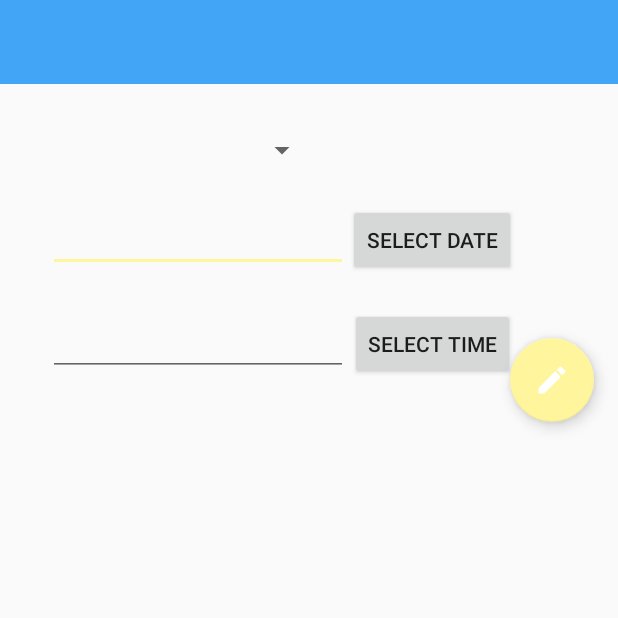
After one commit to clophie/DayLight, an Android app: the TrackHabitActivity screen opened directly, with no data from a screen before it, on a phone screen of 412 x 824 dp, the top half of it. The commit adds this screen. Run offline under Robolectric (Android 15) with nearby library versions, the phone set to English and light mode, and no system bars; our stand-ins replace Room's generated code; 2 statements that could not run were skipped.

Commit message:
Added habit tracking activity

```diff
--- a/app/src/main/AndroidManifest.xml
+++ b/app/src/main/AndroidManifest.xml
@@ -18,6 +18,7 @@
         </activity>
         <activity android:name="com.example.daylight.habitdetail.HabitDetailActivity" />
         <activity android:name="com.example.daylight.addedithabit.AddEditHabitActivity" />
+        <activity android:name="com.example.daylight.trackhabit.TrackHabitActivity" />
         <activity
             android:name="com.example.daylight.statistics.StatisticsActivity"
             android:parentActivityName=".habits.HabitsActivity"
--- a/app/src/main/java/com/example/daylight/habits/HabitsContract.kt
+++ b/app/src/main/java/com/example/daylight/habits/HabitsContract.kt
@@ -18,6 +18,8 @@ interface  HabitsContract {
         fun showHabits(habits: List<Habit>)
 
         fun showAddHabit()
+
+        fun showTrackHabit()
 
         fun showHabitDetailsUi(habitId: String)
 
@@ -56,6 +58,8 @@ interface  HabitsContract {
 
         fun addNewHabit()
 
+        fun trackHabit()
+
         fun openHabitDetails(requestedHabit: Habit)
 
         fun completeHabit(completedHabit: Habit)
--- a/app/src/main/java/com/example/daylight/habits/HabitsFragment.kt
+++ b/app/src/main/java/com/example/daylight/habits/HabitsFragment.kt
@@ -14,6 +14,7 @@ import com.example.daylight.data.source.HabitsRepository
 import com.example.daylight.data.source.local.DaylightDatabase
 import com.example.daylight.data.source.local.HabitsLocalDataSource
 import com.example.daylight.habitdetail.HabitDetailActivity
+import com.example.daylight.trackhabit.TrackHabitActivity
 import com.example.daylight.util.AppExecutors
 import com.example.daylight.util.showSnackBar
 import com.github.clans.fab.FloatingActionButton
@@ -108,10 +109,15 @@ class HabitsFragment : Fragment(), HabitsContract.View {
 
         }
 
-        // Set up floating action button
+        // Set up floating action buttons
         requireActivity().findViewById<FloatingActionButton>(R.id.fab_add_habit).apply {
             setOnClickListener { presenter.addNewHabit() }
         }
+
+        requireActivity().findViewById<FloatingActionButton>(R.id.fab_track_habit).apply {
+            setOnClickListener { presenter.trackHabit() }
+        }
+
         setHasOptionsMenu(true)
 
         return root
@@ -203,6 +209,11 @@ class HabitsFragment : Fragment(), HabitsContract.View {
         startActivityForResult(intent, AddEditHabitActivity.REQUEST_ADD_HABIT)
     }
 
+    override fun showTrackHabit() {
+        val intent = Intent(context, TrackHabitActivity::class.java)
+        startActivityForResult(intent, TrackHabitActivity.REQUEST_TRACK_HABIT)
+    }
+
     override fun showHabitDetailsUi(habitId: String) {
         // in it's own Activity, since it makes more sense that way and it gives us the flexibility
         // to show some Intent stubbing.
--- a/app/src/main/java/com/example/daylight/habits/HabitsPresenter.kt
+++ b/app/src/main/java/com/example/daylight/habits/HabitsPresenter.kt
@@ -131,6 +131,10 @@ class HabitsPresenter(
         habitsView.showAddHabit()
     }
 
+    override fun trackHabit() {
+        habitsView.showTrackHabit()
+    }
+
     override fun openHabitDetails(requestedHabit: Habit) {
         habitsView.showHabitDetailsUi(requestedHabit.id)
     }
--- /dev/null
+++ b/app/src/main/java/com/example/daylight/trackhabit/TrackHabitActivity.kt
@@ -0,0 +1,39 @@
+package com.example.daylight.trackhabit
+
+import android.os.Bundle
+import androidx.appcompat.app.AppCompatActivity
+import com.example.daylight.R
+import com.example.daylight.data.source.HabitsRepository
+import com.example.daylight.data.source.local.DaylightDatabase
+import com.example.daylight.data.source.local.HabitsLocalDataSource
+import com.example.daylight.util.AppExecutors
+import com.example.daylight.util.replaceFragmentInActivity
+
+class TrackHabitActivity : AppCompatActivity() {
+
+    override fun onCreate(savedInstanceState: Bundle?) {
+        super.onCreate(savedInstanceState)
+
+        setContentView(R.layout.trackhabit_act)
+
+        val trackHabitFragment = supportFragmentManager
+            .findFragmentById(R.id.contentFrame) as TrackHabitFragment? ?:
+        TrackHabitFragment.newInstance().also {
+            replaceFragmentInActivity(it, R.id.contentFrame)
+        }
+
+        val database = DaylightDatabase.getInstance(applicationContext)
+        val repo = HabitsRepository.getInstance(HabitsLocalDataSource.getInstance(AppExecutors(), database.habitDao(), database.habitTrackingDao()))
+
+        TrackHabitPresenter(repo, trackHabitFragment)
+    }
+
+    override fun onSupportNavigateUp(): Boolean {
+        onBackPressed()
+        return true
+    }
+
+    companion object {
+        const val REQUEST_TRACK_HABIT = 1
+    }
+}
--- /dev/null
+++ b/app/src/main/java/com/example/daylight/trackhabit/TrackHabitContract.kt
@@ -0,0 +1,16 @@
+package com.example.daylight.trackhabit
+
+import com.example.daylight.BasePresenter
+import com.example.daylight.BaseView
+
+interface TrackHabitContract {
+
+    interface View : BaseView<Presenter> {
+
+    }
+
+    interface Presenter : BasePresenter {
+
+        fun submitTracking()
+    }
+}
--- /dev/null
+++ b/app/src/main/java/com/example/daylight/trackhabit/TrackHabitFragment.kt
@@ -0,0 +1,42 @@
+package com.example.daylight.trackhabit
+
+import android.os.Bundle
+import android.view.LayoutInflater
+import android.view.View
+import android.view.ViewGroup
+import androidx.fragment.app.Fragment
+import com.example.daylight.R
+import com.google.android.material.floatingactionbutton.FloatingActionButton
+
+/**
+ * Main UI for the track habit screen.
+ */
+class TrackHabitFragment : Fragment(), TrackHabitContract.View {
+
+    override lateinit var presenter: TrackHabitContract.Presenter
+
+    override fun onCreateView(
+        inflater: LayoutInflater,
+        container: ViewGroup?,
+        savedInstanceState: Bundle?
+    ): View? {
+        val root = inflater.inflate(R.layout.trackhabit_frag, container, false)
+        setHasOptionsMenu(true)
+        with(root) {
+        }
+
+        // Set up floating action button
+        activity?.findViewById<FloatingActionButton>(R.id.fab_confirm_track_habit)?.setOnClickListener {
+            presenter.submitTracking()
+        }
+
+        return root
+    }
+
+    companion object {
+
+        fun newInstance() =
+            TrackHabitFragment().apply {
+            }
+    }
+}
--- /dev/null
+++ b/app/src/main/java/com/example/daylight/trackhabit/TrackHabitPresenter.kt
@@ -0,0 +1,27 @@
+package com.example.daylight.trackhabit
+
+import com.example.daylight.data.source.HabitsRepository
+
+/**
+ * Listens to user actions from the UI ([TrackHabitFragment]), retrieves the data and updates
+ * the UI as required.
+ */
+class TrackHabitPresenter(
+    private val habitsRepository: HabitsRepository,
+    private val trackHabitView: TrackHabitContract.View
+) : TrackHabitContract.Presenter {
+
+    init {
+        trackHabitView.presenter = this
+    }
+
+    override fun submitTracking() {
+        TODO("Not yet implemented")
+    }
+
+    override fun start() {
+        TODO("Not yet implemented")
+    }
+
+
+}
--- /dev/null
+++ b/app/src/main/res/layout/trackhabit_act.xml
@@ -0,0 +1,48 @@
+<?xml version="1.0" encoding="utf-8"?>
+<androidx.constraintlayout.widget.ConstraintLayout xmlns:android="http://schemas.android.com/apk/res/android"
+    xmlns:app="http://schemas.android.com/apk/res-auto"
+    xmlns:tools="http://schemas.android.com/tools"
+    android:id="@+id/linearLayout3"
+    android:layout_width="match_parent"
+    android:layout_height="match_parent"
+    tools:context=".trackhabit.TrackHabitActivity">
+
+    <androidx.appcompat.widget.Toolbar
+        android:id="@+id/toolbar"
+        android:layout_width="0dp"
+        android:layout_height="wrap_content"
+        android:background="?attr/colorPrimary"
+        android:minHeight="?attr/actionBarSize"
+        android:theme="@style/Toolbar"
+        app:layout_constraintEnd_toEndOf="parent"
+        app:layout_constraintStart_toStartOf="parent"
+        app:layout_constraintTop_toTopOf="parent"
+        app:popupTheme="@style/ThemeOverlay.AppCompat.Light" />
+
+    <androidx.coordinatorlayout.widget.CoordinatorLayout
+        android:id="@+id/coordinatorLayout"
+        android:layout_width="0dp"
+        android:layout_height="0dp"
+        app:layout_constraintBottom_toBottomOf="parent"
+        app:layout_constraintEnd_toEndOf="parent"
+        app:layout_constraintStart_toStartOf="parent"
+        app:layout_constraintTop_toBottomOf="@+id/toolbar">
+
+        <FrameLayout
+            android:id="@+id/contentFrame"
+            android:layout_width="wrap_content"
+            android:layout_height="wrap_content" />
+
+        <com.google.android.material.floatingactionbutton.FloatingActionButton
+            android:id="@+id/fab_confirm_track_habit"
+            android:layout_width="wrap_content"
+            android:layout_height="wrap_content"
+            android:layout_marginEnd="16dp"
+            android:layout_marginBottom="16dp"
+            android:src="@drawable/ic_edit"
+            app:fabSize="normal"
+            app:layout_anchor="@id/contentFrame"
+            app:layout_anchorGravity="bottom|right|end" />
+
+    </androidx.coordinatorlayout.widget.CoordinatorLayout>
+</androidx.constraintlayout.widget.ConstraintLayout>
--- /dev/null
+++ b/app/src/main/res/layout/trackhabit_frag.xml
@@ -0,0 +1,74 @@
+<?xml version="1.0" encoding="utf-8"?>
+
+<androidx.constraintlayout.widget.ConstraintLayout
+    xmlns:android="http://schemas.android.com/apk/res/android"
+    xmlns:app="http://schemas.android.com/apk/res-auto"
+    android:layout_width="match_parent"
+    android:layout_height="match_parent">
+
+    <Spinner
+        android:id="@+id/habit_spinner"
+        android:layout_width="match_parent"
+        android:layout_height="wrap_content"
+        android:layout_marginStart="32dp"
+        android:layout_marginTop="32dp"
+        android:layout_marginEnd="32dp"
+        app:layout_constraintEnd_toEndOf="parent"
+        app:layout_constraintStart_toStartOf="parent"
+        app:layout_constraintTop_toTopOf="parent" />
+
+    <EditText
+        android:id="@+id/in_date"
+        android:layout_width="200dp"
+        android:layout_height="wrap_content"
+        android:layout_alignParentStart="true"
+        android:layout_alignParentLeft="true"
+        android:layout_alignParentTop="true"
+        android:layout_marginStart="32dp"
+        android:layout_marginTop="24dp"
+        app:layout_constraintStart_toStartOf="parent"
+        app:layout_constraintTop_toBottomOf="@+id/habit_spinner"
+        android:importantForAutofill="no" />
+
+    <Button
+        android:id="@+id/btn_date"
+        android:layout_width="wrap_content"
+        android:layout_height="wrap_content"
+        android:layout_alignBottom="@+id/in_date"
+        android:layout_marginTop="24dp"
+        android:layout_marginEnd="32dp"
+        android:layout_toEndOf="@+id/in_date"
+        android:layout_toRightOf="@+id/in_date"
+        android:text="SELECT DATE"
+        app:layout_constraintEnd_toEndOf="parent"
+        app:layout_constraintStart_toEndOf="@+id/in_date"
+        app:layout_constraintTop_toBottomOf="@+id/habit_spinner" />
+
+    <EditText
+        android:id="@+id/in_time"
+        android:layout_width="200dp"
+        android:layout_height="wrap_content"
+        android:layout_below="@+id/in_date"
+        android:layout_alignParentStart="true"
+        android:layout_alignParentLeft="true"
+        android:layout_marginStart="32dp"
+        android:layout_marginTop="24dp"
+        app:layout_constraintStart_toStartOf="parent"
+        app:layout_constraintTop_toBottomOf="@+id/in_date" />
+
+    <Button
+        android:id="@+id/btn_time"
+        android:layout_width="wrap_content"
+        android:layout_height="wrap_content"
+        android:layout_below="@+id/btn_date"
+        android:layout_alignStart="@+id/btn_date"
+        android:layout_alignLeft="@+id/btn_date"
+        android:layout_marginTop="24dp"
+        android:layout_marginEnd="32dp"
+        android:text="SELECT TIME"
+        app:layout_constraintEnd_toEndOf="parent"
+        app:layout_constraintStart_toEndOf="@+id/in_time"
+        app:layout_constraintTop_toBottomOf="@+id/in_date" />
+
+
+</androidx.constraintlayout.widget.ConstraintLayout>
```
